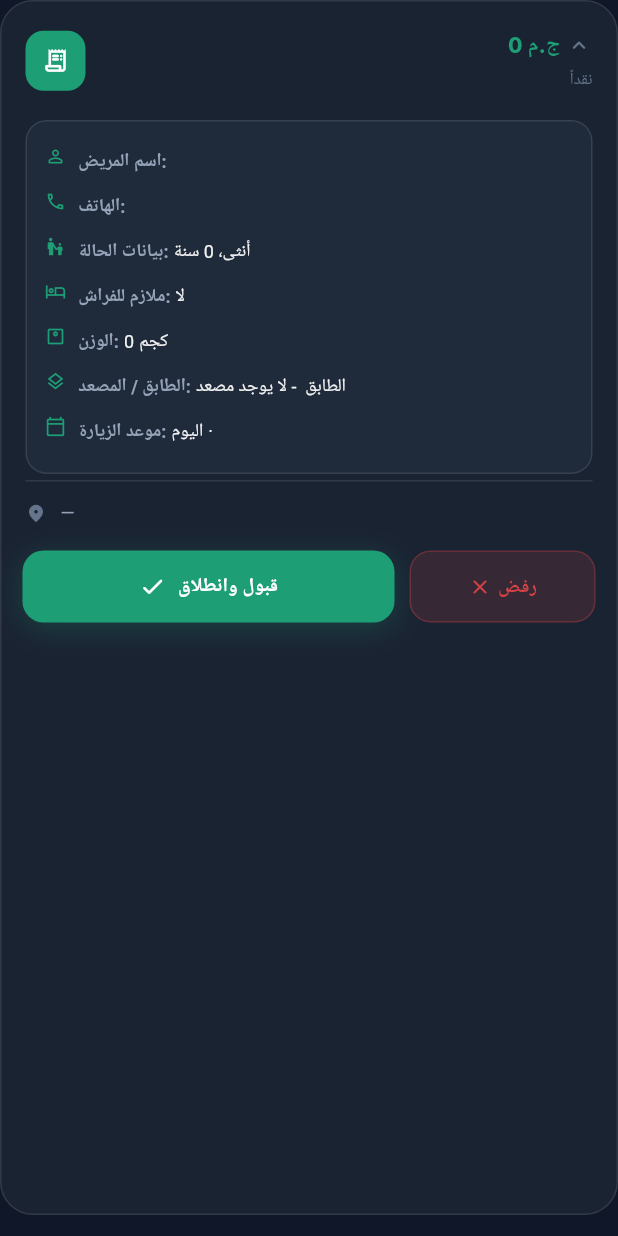
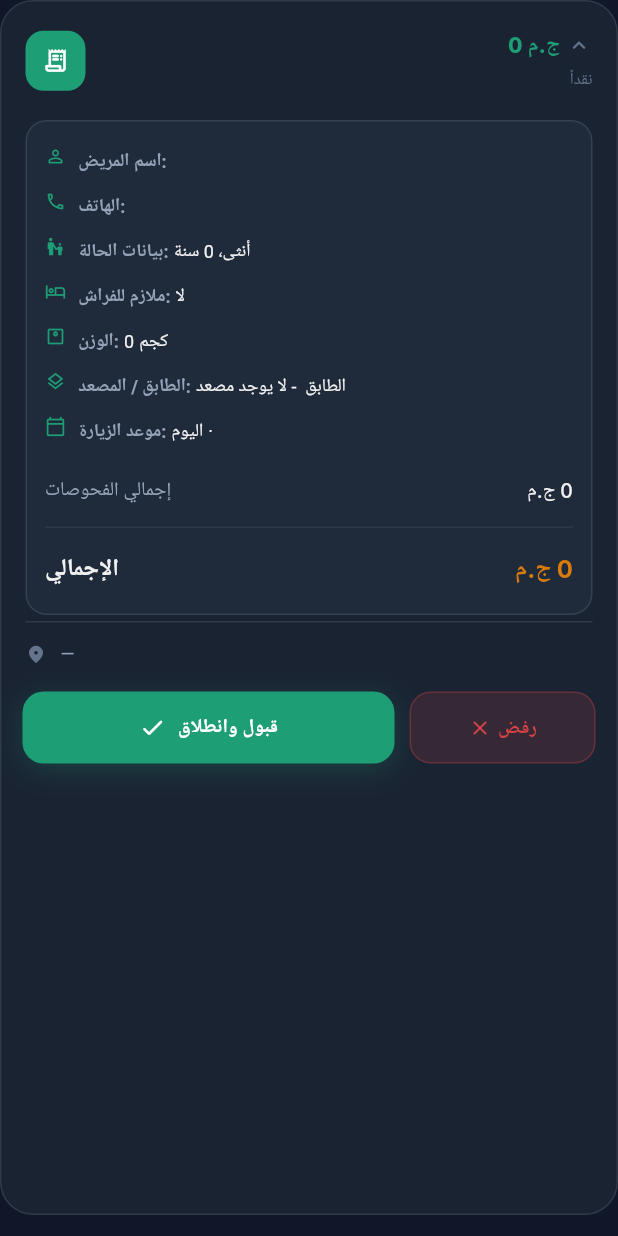
Before and after one commit to melad14/scan-admin-app, a Flutter app: the _AvailableCard widget shown alone on an empty page, opened directly with empty values, after a tap on an icon or button, on a phone screen of 412 x 824 dp. Run offline on Flutter 3.47's test engine with Material 3 defaults, Android fonts, the phone set to English and light mode, and no system bars; our stand-ins replace dio, firebase_core, firebase_messaging, flutter_local_notifications, flutter_map, flutter_riverpod and 6 more; accounts and stored records are empty; network calls fail; Roboto replaces fonts that are missing (Cairo, Inter).

Commit message:
feat: itemised price breakdown and full-screen splash
- Active order + expanded order card show services, transfer fee, emergency
  fee, discount and total (PriceBreakdown); totals formatted without ".0"
- Splash: logo's own dark background, logo ~full width; Android 12 icon fits the mask
- version 1.0.3+4

Co-Authored-By: Claude Opus 5.5 <noreply@anthropic.com>

```diff
--- a/lib/core/models/order.dart
+++ b/lib/core/models/order.dart
@@ -81,6 +81,8 @@ class MedicalOrder {
   final OrderPrescription? prescription;
   final double? technicianRating;
   final String? technicianReview;
+  /// Prescription order not priced yet (services cost unknown)
+  final bool needsPricing;
   final DateTime createdAt;
 
   String? get technicianArrivalTime => schedule?['technicianArrivalTime']?.toString();
@@ -103,6 +105,7 @@ class MedicalOrder {
     this.prescription,
     this.technicianRating,
     this.technicianReview,
+    this.needsPricing = false,
     required this.createdAt,
   });
 
@@ -131,6 +134,7 @@ class MedicalOrder {
       prescription: json['prescription'] != null ? OrderPrescription.fromJson(json['prescription']) : null,
       technicianRating: (json['technicianRating'] as num?)?.toDouble(),
       technicianReview: json['technicianReview'],
+      needsPricing: json['needsPricing'] == true,
       createdAt: json['createdAt'] != null
           ? DateTime.parse(json['createdAt'])
           : DateTime.now(),
--- /dev/null
+++ b/lib/core/widgets/price_breakdown.dart
@@ -0,0 +1,149 @@
+import 'package:flutter/material.dart';
+import 'package:dr_ray_technician/core/models/service.dart';
+import 'package:dr_ray_technician/core/theme/app_colors.dart';
+
+/// "900.0" → "900", "12.5" → "12.50"
+String fmtMoney(num? v) {
+  final d = (v ?? 0).toDouble();
+  return d == d.roundToDouble() ? d.toStringAsFixed(0) : d.toStringAsFixed(2);
+}
+
+double _num(dynamic v) => (v is num) ? v.toDouble() : double.tryParse('$v') ?? 0.0;
+
+/// Itemised price of an order, built from the server's `pricing` object:
+/// each service, services subtotal, home-visit transfer fee, emergency fee,
+/// discount, any manual adjustment, and the total — so the total is never a
+/// number the patient can't reconcile with the lines above it.
+class PriceBreakdown extends StatelessWidget {
+  final Map<String, dynamic>? pricing;
+  final List<MedicalService> services;
+
+  /// Prescription order the admin hasn't priced yet — the services cost is unknown.
+  final bool awaitingPricing;
+
+  /// Cancelled order: whatever is left is the cancellation (transfer) fee.
+  final bool cancelled;
+
+  final bool showServices;
+
+  const PriceBreakdown({
+    super.key,
+    required this.pricing,
+    required this.services,
+    this.awaitingPricing = false,
+    this.cancelled = false,
+    this.showServices = true,
+  });
+
+  @override
+  Widget build(BuildContext context) {
+    final c = context.colors;
+    final p = pricing ?? const {};
+
+    final servicesSum = services.fold<double>(0, (sum, s) => sum + s.price);
+    final servicesTotal = p.containsKey('servicesTotal') ? _num(p['servicesTotal']) : servicesSum;
+    final transferFee = _num(p['transferFee']);
+    final emergencyFee = _num(p['emergencyFee']);
+    final discount = _num(p['discount']);
+    final total = p.containsKey('total')
+        ? _num(p['total'])
+        : servicesTotal + transferFee + emergencyFee - discount;
+
+    // An admin-entered custom price can differ from the sum of the parts —
+    // show the difference as its own line instead of an unexplained total.
+    final adjustment = total - (servicesTotal + transferFee + emergencyFee - discount);
+    final showAdjustment = !awaitingPricing && adjustment.abs() >= 0.5;
+
+    Widget row(String label, String value,
+        {Color? valueColor, bool bold = false, double size = 13}) {
+      return Padding(
+        padding: const EdgeInsets.symmetric(vertical: 4),
+        child: Row(
+          mainAxisAlignment: MainAxisAlignment.spaceBetween,
+          crossAxisAlignment: CrossAxisAlignment.start,
+          children: [
+            Expanded(
+              child: Text(label,
+                  style: TextStyle(
+                    fontSize: size,
+                    fontWeight: bold ? FontWeight.w700 : FontWeight.w400,
+                    color: bold ? c.textPrimary : c.textSecondary,
+                  )),
+            ),
+            const SizedBox(width: 12),
+            Text(value,
+                textDirection: TextDirection.rtl,
+                style: TextStyle(
+                  fontSize: size,
+                  fontWeight: bold ? FontWeight.w700 : FontWeight.w500,
+                  color: valueColor ?? (bold ? c.textPrimary : c.textPrimary),
+                  fontFamily: 'Inter',
+                )),
+          ],
+        ),
+      );
+    }
+
+    Widget divider() =>
+        Container(height: 1, color: c.borderLight, margin: const EdgeInsets.symmetric(vertical: 8));
+
+    return Column(
+      crossAxisAlignment: CrossAxisAlignment.stretch,
+      children: [
+        if (showServices && services.isNotEmpty) ...[
+          ...services.map((s) => Padding(
+                padding: const EdgeInsets.symmetric(vertical: 4),
+                child: Row(
+                  crossAxisAlignment: CrossAxisAlignment.start,
+                  children: [
+                    Padding(
+                      padding: const EdgeInsets.only(top: 7),
+                      child: Container(
+                          width: 6,
+                          height: 6,
+                          decoration: BoxDecoration(color: c.primary, shape: BoxShape.circle)),
+                    ),
+                    const SizedBox(width: 8),
+                    Expanded(
+                      child: Text(s.nameAr, style: TextStyle(fontSize: 14, color: c.textPrimary)),
+                    ),
+                    const SizedBox(width: 12),
+                    Text('${fmtMoney(s.price)} ج.م',
+                        textDirection: TextDirection.rtl,
+                        style: TextStyle(fontSize: 13, color: c.textSecondary, fontFamily: 'Inter')),
+                  ],
+                ),
+              )),
+          divider(),
+        ],
+        if (awaitingPricing)
+          row('تكلفة الفحوصات', 'قيد التسعير', valueColor: c.warning)
+        else if (!cancelled || servicesTotal > 0)
+          row('إجمالي الفحوصات', '${fmtMoney(servicesTotal)} ج.م'),
+        if (transferFee > 0)
+          row(cancelled ? 'رسوم الإلغاء (انتقال الفريق)' : 'رسوم انتقال الفريق الطبي',
+              '${fmtMoney(transferFee)} ج.م'),
+        if (emergencyFee > 0) row('رسوم خدمة الطوارئ', '${fmtMoney(emergencyFee)} ج.م'),
+        if (discount > 0) row('خصم', '- ${fmtMoney(discount)} ج.م', valueColor: c.success),
+        if (showAdjustment)
+          row(adjustment < 0 ? 'خصم إضافي' : 'تعديل على السعر',
+              '${adjustment < 0 ? '- ' : '+ '}${fmtMoney(adjustment.abs())} ج.م',
+              valueColor: adjustment < 0 ? c.success : null),
+        divider(),
+        row(
+          awaitingPricing ? 'الإجمالي (حتى الآن)' : 'الإجمالي',
+          '${fmtMoney(total)} ج.م',
+          bold: true,
+          size: 16,
+          valueColor: c.accent,
+        ),
+        if (awaitingPricing)
+          Padding(
+            padding: const EdgeInsets.only(top: 4),
+            child: Text('سيتم تحديث الإجمالي بعد مراجعة الروشتة وتسعير الفحوصات.',
+                style: TextStyle(fontSize: 11, color: c.textMuted)),
+          ),
+      ],
+    );
+  }
+}
--- a/lib/features/orders/tech_orders_screen.dart
+++ b/lib/features/orders/tech_orders_screen.dart
@@ -19,6 +19,7 @@ import 'package:latlong2/latlong.dart';
 import 'package:url_launcher/url_launcher.dart';
 import 'package:image_picker/image_picker.dart';
 import 'package:http_parser/http_parser.dart';
+import 'package:dr_ray_technician/core/widgets/price_breakdown.dart';
 
 class TechOrdersScreen extends ConsumerStatefulWidget {
   final String? highlightOrderId;
@@ -1435,7 +1436,7 @@ class _TechOrdersScreenState extends ConsumerState<TechOrdersScreen>
                     color: Colors.white.withOpacity(0.18),
                     borderRadius: BorderRadius.circular(20),
                   ),
-                  child: Text('${order.pricing?['total']} ج.م',
+                  child: Text('${fmtMoney(order.pricing?['total'] as num?)} ج.م',
                       style: const TextStyle(color: Colors.white, fontWeight: FontWeight.w800,
                           fontFamily: 'Inter', fontSize: 14)),
                 ),
@@ -1509,17 +1510,14 @@ class _TechOrdersScreenState extends ConsumerState<TechOrdersScreen>
             child: Column(
               crossAxisAlignment: CrossAxisAlignment.start,
               children: [
-                _SectionHead(icon: Icons.science_rounded, title: 'الفحوصات', color: c.accent),
+                _SectionHead(icon: Icons.science_rounded, title: 'الفحوصات والتكلفة', color: c.accent),
                 const SizedBox(height: 12),
-                ...order.services.map((s) => Padding(
-                  padding: const EdgeInsets.only(bottom: 8),
-                  child: Row(children: [
-                    Container(width: 6, height: 6,
-                        decoration: BoxDecoration(color: c.primary, shape: BoxShape.circle)),
-                    const SizedBox(width: 10),
-                    Text(s.nameAr, style: TextStyle(color: c.textPrimary, fontSize: 14)),
-                  ]),
-                )),
+                PriceBreakdown(
+                  pricing: order.pricing,
+                  services: order.services,
+                  awaitingPricing: order.needsPricing,
+                  cancelled: order.status == 'cancelled',
+                ),
               ],
             ),
           ),
@@ -2027,7 +2025,7 @@ class _TechOrdersScreenState extends ConsumerState<TechOrdersScreen>
                                 ),
                               ),
                               Text(
-                                '${order.pricing?['total'] ?? 0} جنيه',
+                                '${fmtMoney(order.pricing?['total'] as num?)} جنيه',
                                 style: TextStyle(fontSize: 13, fontWeight: FontWeight.w700, color: c.primary, fontFamily: 'Cairo'),
                               ),
                             ],
@@ -2284,7 +2282,7 @@ class _AvailableCardState extends State<_AvailableCard> {
                       children: [
                         Row(
                           children: [
-                            Text('${widget.order.pricing?['total'] ?? widget.order.pricing?['servicesTotal']} ج.م',
+                            Text('${fmtMoney((widget.order.pricing?['total'] ?? widget.order.pricing?['servicesTotal']) as num?)} ج.م',
                                 style: TextStyle(fontSize: 14, fontWeight: FontWeight.w800,
                                     color: c.primary, fontFamily: 'Inter')),
                             const SizedBox(width: 4),
@@ -2328,6 +2326,13 @@ class _AvailableCardState extends State<_AvailableCard> {
                     _buildDetailRow(context, Icons.calendar_today_outlined, 'موعد الزيارة', _formatOrderTime(widget.order)),
                     if (widget.order.caseDetails?['notes']?.toString().isNotEmpty == true)
                       _buildDetailRow(context, Icons.description_outlined, 'ملاحظات', widget.order.caseDetails?['notes']),
+                    const SizedBox(height: 8),
+                    PriceBreakdown(
+                      pricing: widget.order.pricing,
+                      services: widget.order.services,
+                      awaitingPricing: widget.order.needsPricing,
+                      cancelled: widget.order.status == 'cancelled',
+                    ),
                   ],
                 ),
               ),
@@ -2517,7 +2522,7 @@ class _HistoryCard extends StatelessWidget {
           Column(
             crossAxisAlignment: CrossAxisAlignment.end,
             children: [
-              Text('${order.pricing?['total']} ج.م',
+              Text('${fmtMoney(order.pricing?['total'] as num?)} ج.م',
                   style: TextStyle(fontWeight: FontWeight.w800, color: c.success,
                       fontSize: 15, fontFamily: 'Inter')),
               Text('مكتمل', style: TextStyle(fontSize: 11, color: c.textMuted)),
```
Also changed, not shown: pubspec.yaml (+9 -4 lines), assets/splash_android12.png (added), assets/splash_logo.png (added), 28 other files.
